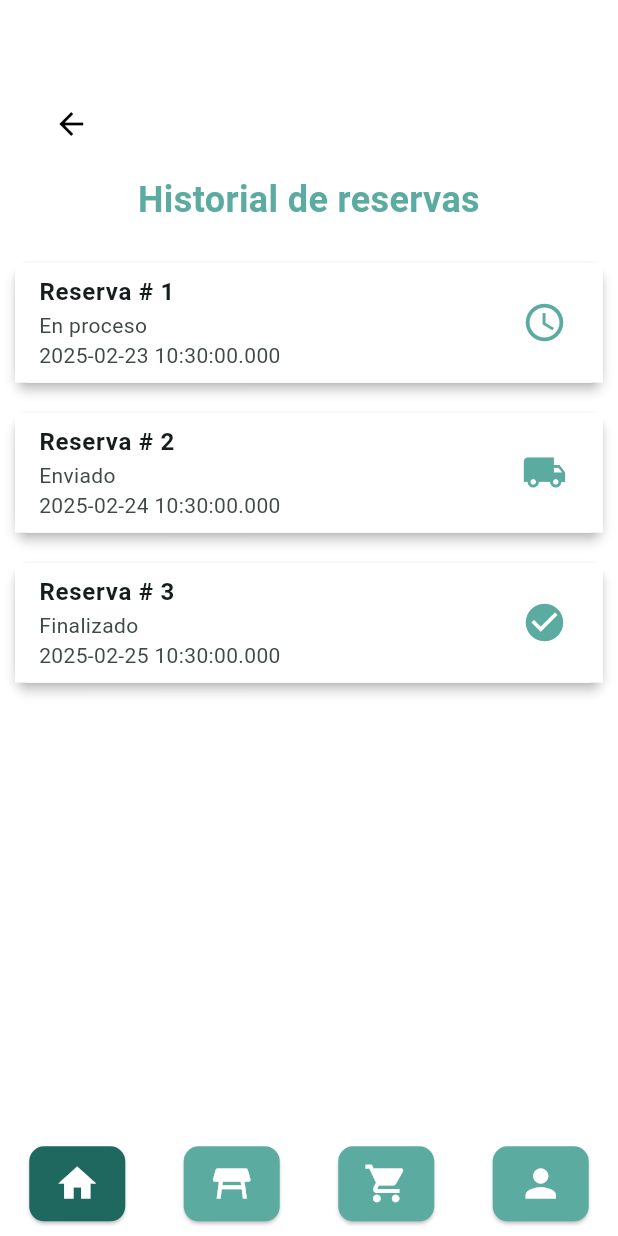
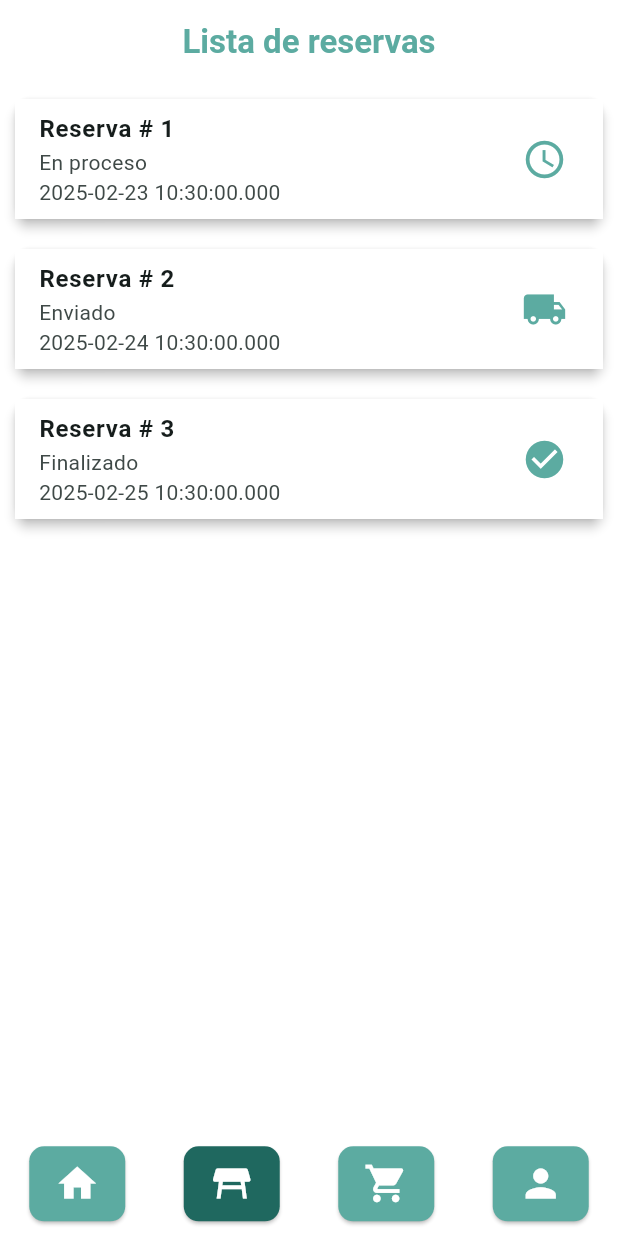
Before and after one commit to FavioSaico/food_hub, a Flutter app: the AdminReservasPage screen opened by its route, on a phone screen of 412 x 824 dp. Run offline on Flutter 3.47's test engine with Material 3 defaults, Android fonts, the phone set to English and light mode, and no system bars; our stand-ins replace dio, dots_indicator, flutter_dotenv, flutter_multi_formatter, get, shared_preferences; accounts and stored records are empty; network calls fail.

Commit message:
Lista y detalle de compra admin

```diff
--- a/lib/main.dart
+++ b/lib/main.dart
@@ -96,10 +96,10 @@ class MyApp extends StatelessWidget {
           '/cambio_contraseña': (context) => CambiarContrasenaPage(),
           '/carrito': (context) => CartPage(),
           '/historial_reserva': (context) => HistorialReservasPage(),
-          '/detalle_historial_reserva': (context) {
-          final routeArgs = ModalRoute.of(context)!.settings.arguments as int;
-          return DetalleReservaScreen(reservaId: routeArgs);
-          },
+          // '/detalle_historial_reserva': (context) {
+          // final routeArgs = ModalRoute.of(context)!.settings.arguments as int;
+          // return DetalleReservaScreen(reservaId: routeArgs);
+          // },
           // '/pagoefectuado':(context)=> const PaymentScreen(),
           // '/pagoefectuadotienda': (context) => const PaymentScreen2(),
           // '/pagorealizado':(context)=>const PagoRealizadoPage(numeroCompra: 3, monto: 168.00)
--- a/lib/pages/user/admin_reservas.dart
+++ b/lib/pages/user/admin_reservas.dart
@@ -2,7 +2,6 @@ import 'package:flutter/material.dart';
 import 'package:food_hub/domain/reserva.dart';
 import 'package:food_hub/utils/colors.dart';
 import 'package:food_hub/widgets/app_menu.dart';
-import 'package:food_hub/utils/dimensions.dart';
 
 class AdminReservasPage extends StatefulWidget {
   const AdminReservasPage({super.key});
@@ -94,35 +93,27 @@ class _AdminReservasPageState extends State<AdminReservasPage> {
   Widget build(BuildContext context) {
     return Scaffold(
       backgroundColor: Colors.white,
+      appBar: AppBar(
+        automaticallyImplyLeading:false,
+        // leading: IconButton(
+        //   icon: const Icon(Icons.chevron_left, color: Colors.white),
+        //   style: IconButton.styleFrom(backgroundColor: AppColors.mainColor),
+        //   onPressed: () => Navigator.pop(context),
+        // ),
+        centerTitle: true,
+        title: Text(
+          "Lista de reservas",
+          style: TextStyle(
+            fontSize: 22,
+            fontWeight: FontWeight.bold,
+            color: AppColors.mainColor,
+          ),
+        ),
+        backgroundColor: Colors.white,
+        elevation: 0,
+      ),
       body: Column(
         children: [
-          // 🔹 Header modificado: Flecha arriba, texto centrado abajo
-          Container(
-            margin: EdgeInsets.only(
-                top: Dimensions.height60, bottom: Dimensions.height15),
-            padding: EdgeInsets.symmetric(horizontal: Dimensions.width20),
-            child: Column(
-              // 🔹 Usamos Column en lugar de Row
-              children: [
-                Align(
-                  alignment:
-                      Alignment.centerLeft, // 🔹 Flecha alineada a la izquierda
-                  child: BackButtonCustom(),
-                ),
-                SizedBox(height: 10), // 🔹 Espaciado entre flecha y texto
-                Text(
-                  "Historial de reservas",
-                  style: TextStyle(
-                    fontSize: 24,
-                    fontWeight: FontWeight.bold,
-                    color: AppColors.mainColor,
-                  ),
-                  textAlign: TextAlign.center, // 🔹 Asegura centrado del texto
-                ),
-              ],
-            ),
-          ),
-
           // Lista de reservas
           Expanded(
             child: ListView.builder(
@@ -146,7 +137,7 @@ class _AdminReservasPageState extends State<AdminReservasPage> {
                     subtitle: Column(
                       crossAxisAlignment: CrossAxisAlignment.start,
                       children: [
-                        Text('${getEstado(reserva.id_estado)}'),
+                        Text(getEstado(reserva.id_estado)),
                         Text('${reserva.fecha.toLocal()}'),
                       ],
                     ),
@@ -162,12 +153,7 @@ class _AdminReservasPageState extends State<AdminReservasPage> {
           ),
         ],
       ),
-      bottomNavigationBar: Column(
-        mainAxisSize: MainAxisSize.min,
-        children: [
-          AppMenu(),
-        ],
-      ),
+      bottomNavigationBar: AppMenu(selectedIndex: 1),
     );
   }
 }
--- a/lib/providers/compra_provider.dart
+++ b/lib/providers/compra_provider.dart
@@ -25,11 +25,10 @@ class CompraProvider extends ChangeNotifier {
   // Método para obtener la lista de compras que puede ver el admin
   Future<MessageResponseCompraProvider<List<HistorialCompra>>> getListPurchases() async {
     try {
-      final response = await DioClient.instance.get('/api/purchases');
+      final response = await DioClient.instance.get('/api/purchase');
       if (response.statusCode == 200) {
         // Mapear la respuesta y devolver la lista de compras
         List<HistorialCompra> lista = historialCompraFromJson(json.encode(response.data));
-
         return MessageResponseCompraProvider<List<HistorialCompra>>(
           isSuccessful: true,
           data: lista,
--- a/lib/widgets/app_menu.dart
+++ b/lib/widgets/app_menu.dart
@@ -49,7 +49,7 @@ class _AppMenuState extends State<AppMenu> {
         case '/adminProfile':
           return 3;
         default:
-          return 0;
+          return _selectedIndex;
       }
     } else {
       switch (route) {
@@ -62,7 +62,7 @@ class _AppMenuState extends State<AppMenu> {
         case '/userProfile':
           return 3;
         default:
-          return 0;
+          return _selectedIndex;
       }
     }
   }
```
Also changed, not shown: lib/pages/pago/detalle.dart (+90 -14 lines), lib/pages/reserva/detallenuevo.dart (+24 -5 lines), lib/pages/reserva/historialreserva.dart (+8 -4 lines), lib/pages/user/admin_compras.dart (+11 -8 lines), lib/pages/user/admin_profile_page.dart (+1 -6 lines).
